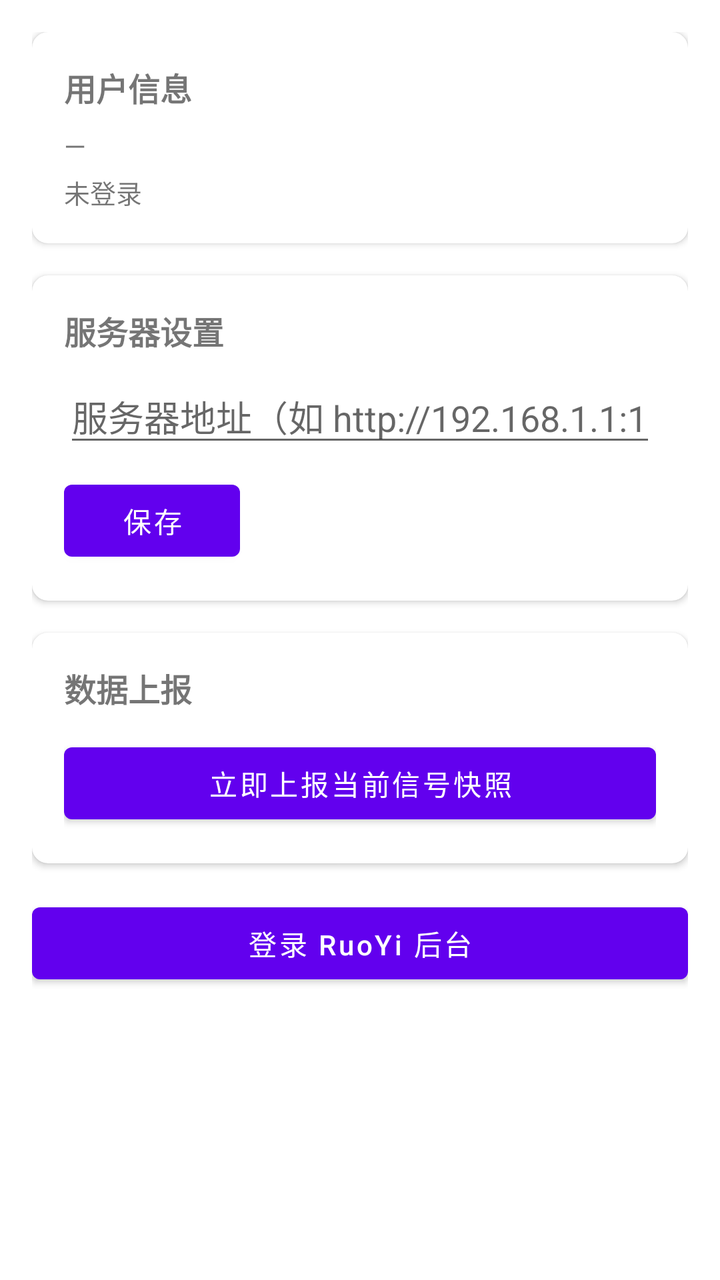
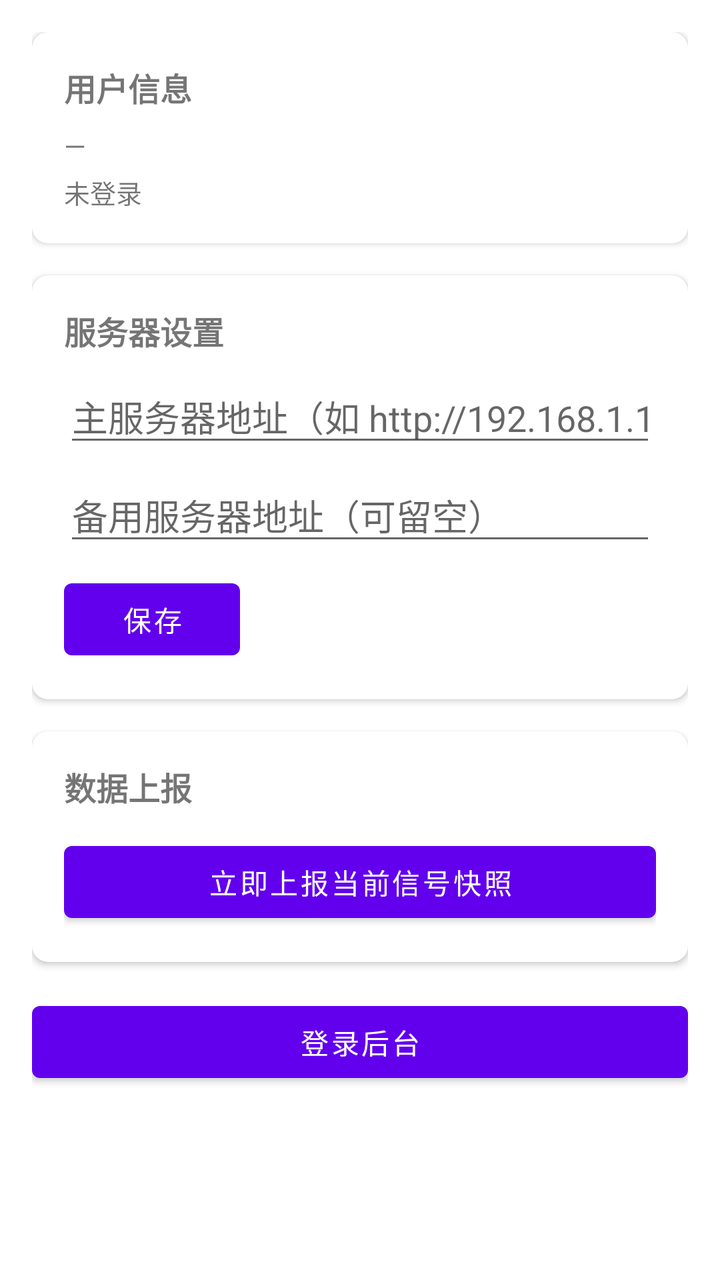

The first picture is an Android layout as it rendered before a commit; the second is the same layout after the commit. The layout source and the unified diff follow.
<!-- AndroidManifest.xml: application theme Theme.CellSentinelApp -->
<!-- res/layout/fragment_profile.xml -->
<?xml version="1.0" encoding="utf-8"?>
<ScrollView
    xmlns:android="http://schemas.android.com/apk/res/android"
    android:layout_width="match_parent"
    android:layout_height="match_parent"
    android:fillViewport="true">

    <LinearLayout
        android:layout_width="match_parent"
        android:layout_height="wrap_content"
        android:orientation="vertical"
        android:padding="16dp">

        
        <com.google.android.material.card.MaterialCardView
            android:id="@+id/card_user"
            android:layout_width="match_parent"
            android:layout_height="wrap_content"
            android:layout_marginBottom="16dp"
            app:cardCornerRadius="8dp"
            app:cardElevation="2dp"
            xmlns:app="http://schemas.android.com/apk/res-auto">

            <LinearLayout
                android:layout_width="match_parent"
                android:layout_height="wrap_content"
                android:orientation="vertical"
                android:padding="16dp">

                <TextView
                    android:layout_width="wrap_content"
                    android:layout_height="wrap_content"
                    android:text="用户信息"
                    android:textStyle="bold"
                    android:textSize="16sp" />

                <TextView
                    android:id="@+id/tv_nick_name"
                    android:layout_width="wrap_content"
                    android:layout_height="wrap_content"
                    android:text="—"
                    android:textSize="14sp"
                    android:paddingTop="8dp" />

                <TextView
                    android:id="@+id/tv_login_status"
                    android:layout_width="wrap_content"
                    android:layout_height="wrap_content"
                    android:text="未登录"
                    android:textSize="13sp"
                    android:paddingTop="4dp" />

            </LinearLayout>
        </com.google.android.material.card.MaterialCardView>

        
        <com.google.android.material.card.MaterialCardView
            android:layout_width="match_parent"
            android:layout_height="wrap_content"
            android:layout_marginBottom="16dp"
            app:cardCornerRadius="8dp"
            app:cardElevation="2dp"
            xmlns:app="http://schemas.android.com/apk/res-auto">

            <LinearLayout
                android:layout_width="match_parent"
                android:layout_height="wrap_content"
                android:orientation="vertical"
                android:padding="16dp">

                <TextView
                    android:layout_width="wrap_content"
                    android:layout_height="wrap_content"
                    android:text="服务器设置"
                    android:textStyle="bold"
                    android:textSize="16sp" />

                <EditText
                    android:id="@+id/et_server_url"
                    android:layout_width="match_parent"
                    android:layout_height="wrap_content"
                    android:hint="服务器地址（如 http://192.168.1.1:19977）"
                    android:inputType="textUri"
                    android:maxLines="1"
                    android:layout_marginTop="8dp" />

                <Button
                    android:id="@+id/btn_save_url"
                    android:layout_width="wrap_content"
                    android:layout_height="wrap_content"
                    android:text="保存"
                    android:textAllCaps="false"
                    android:layout_marginTop="8dp" />

            </LinearLayout>
        </com.google.android.material.card.MaterialCardView>

        
        <com.google.android.material.card.MaterialCardView
            android:layout_width="match_parent"
            android:layout_height="wrap_content"
            android:layout_marginBottom="16dp"
            app:cardCornerRadius="8dp"
            app:cardElevation="2dp"
            xmlns:app="http://schemas.android.com/apk/res-auto">

            <LinearLayout
                android:layout_width="match_parent"
                android:layout_height="wrap_content"
                android:orientation="vertical"
                android:padding="16dp">

                <TextView
                    android:layout_width="wrap_content"
                    android:layout_height="wrap_content"
                    android:text="数据上报"
                    android:textStyle="bold"
                    android:textSize="16sp" />

                <Button
                    android:id="@+id/btn_upload_signal"
                    android:layout_width="match_parent"
                    android:layout_height="wrap_content"
                    android:text="立即上报当前信号快照"
                    android:textAllCaps="false"
                    android:layout_marginTop="12dp" />

            </LinearLayout>
        </com.google.android.material.card.MaterialCardView>

        
        <Button
            android:id="@+id/btn_login"
            android:layout_width="match_parent"
            android:layout_height="wrap_content"
            android:text="登录 RuoYi 后台"
            android:textAllCaps="false"
            android:layout_marginBottom="8dp" />

        <Button
            android:id="@+id/btn_logout"
            style="@style/Widget.MaterialComponents.Button.OutlinedButton"
            android:layout_width="match_parent"
            android:layout_height="wrap_content"
            android:text="退出登录"
            android:textAllCaps="false"
            android:visibility="gone" />

    </LinearLayout>
</ScrollView>
<!-- resources referenced by this layout -->
<resources>
  <style name="Theme.CellSentinelApp" parent="Theme.MaterialComponents.DayNight.DarkActionBar">
          
          <item name="colorPrimary">@color/purple_500</item>
          <item name="colorPrimaryVariant">@color/purple_700</item>
          <item name="colorOnPrimary">@color/white</item>
          
          <item name="colorSecondary">@color/teal_200</item>
          <item name="colorSecondaryVariant">@color/teal_700</item>
          <item name="colorOnSecondary">@color/black</item>
          
          <item name="android:statusBarColor">?attr/colorPrimaryVariant</item>
          
      </style>
  <color name="purple_500">#FF6200EE</color>
  <color name="purple_700">#FF3700B3</color>
  <color name="white">#FFFFFFFF</color>
  <color name="teal_200">#FF03DAC5</color>
  <color name="teal_700">#FF018786</color>
  <color name="black">#FF000000</color>
</resources>

<!-- the commit's change to res/layout/fragment_profile.xml (unified diff, before → after) -->
@@ -79,10 +79,19 @@
                     android:id="@+id/et_server_url"
                     android:layout_width="match_parent"
                     android:layout_height="wrap_content"
-                    android:hint="服务器地址（如 http://192.168.1.1:19977）"
+                    android:hint="主服务器地址（如 http://192.168.1.1:8080）"
                     android:inputType="textUri"
                     android:maxLines="1"
                     android:layout_marginTop="8dp" />
+
+                <EditText
+                    android:id="@+id/et_backup_server_url"
+                    android:layout_width="match_parent"
+                    android:layout_height="wrap_content"
+                    android:hint="备用服务器地址（可留空）"
+                    android:inputType="textUri"
+                    android:maxLines="1"
+                    android:layout_marginTop="6dp" />
 
                 <Button
                     android:id="@+id/btn_save_url"
@@ -133,7 +142,7 @@
             android:id="@+id/btn_login"
             android:layout_width="match_parent"
             android:layout_height="wrap_content"
-            android:text="登录 RuoYi 后台"
+            android:text="登录后台"
             android:textAllCaps="false"
             android:layout_marginBottom="8dp" />
 
